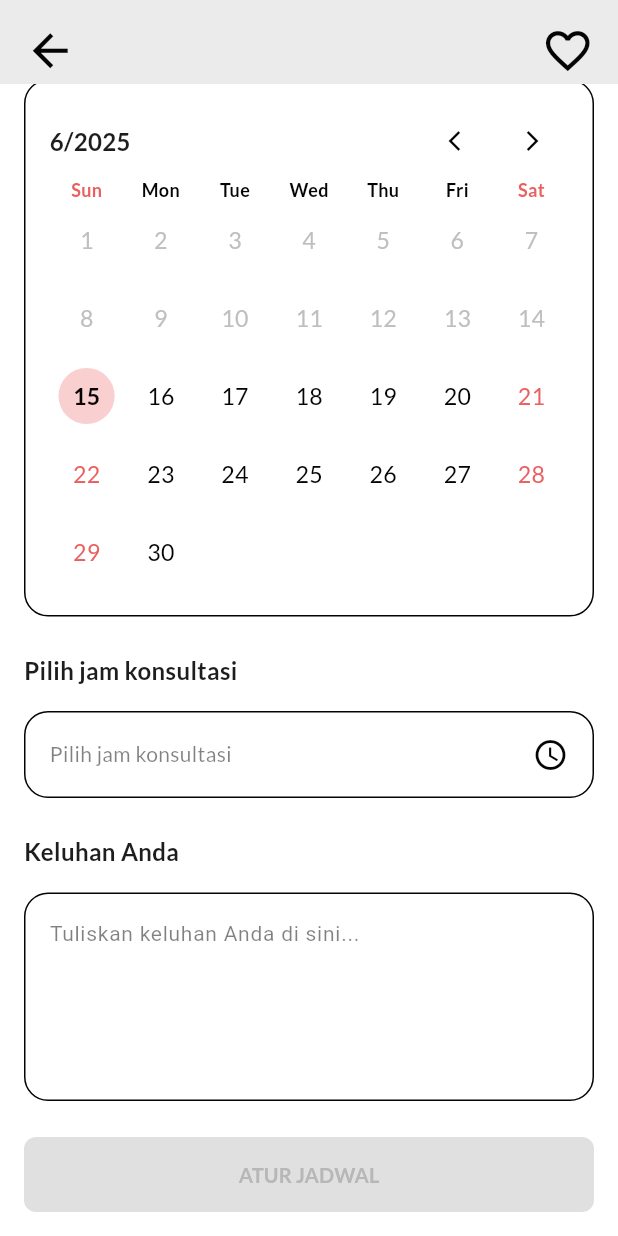
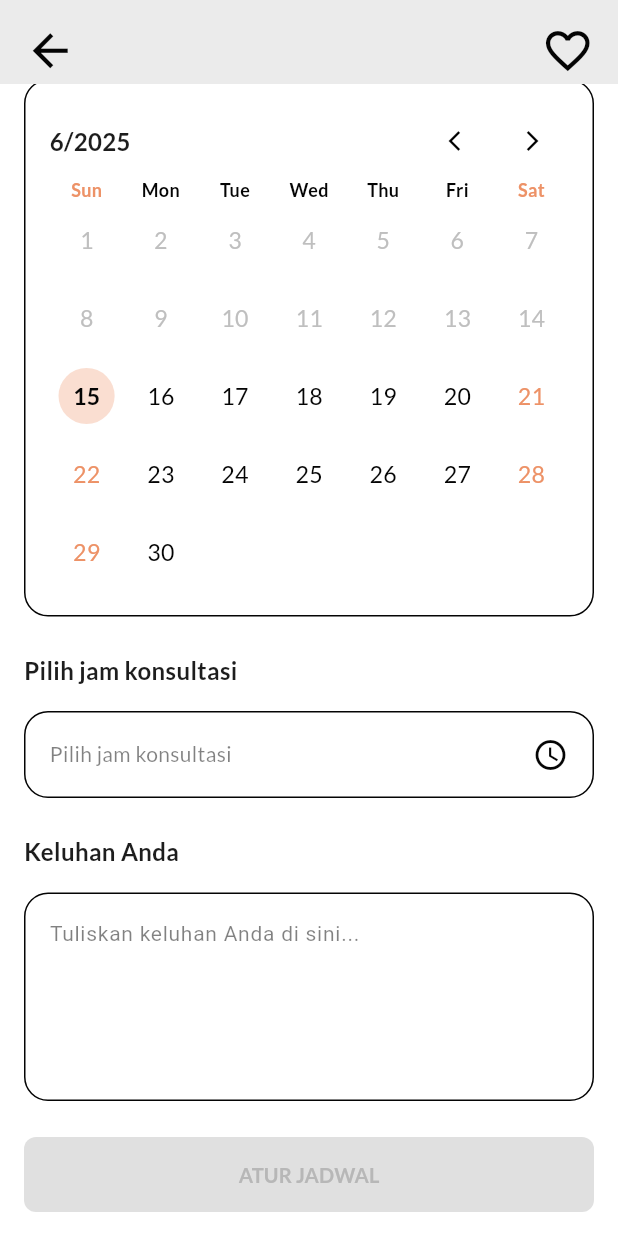
Before and after one commit to TA-Klinik-Aesthetic/mobile_app_klinik, a Flutter app: the DetailBookingKonsultasi screen opened directly with empty values, scrolled down 469 dp, on a phone screen of 412 x 824 dp. Run offline on Flutter 3.47's test engine with Material 3 defaults, Android fonts, the phone set to English and light mode, and no system bars; drawn by our look-alikes of table_calendar; our stand-ins replace cached_network_image, card_swiper, connectivity_plus, equatable, flutter_rating_bar, flutter_svg and 5 more; accounts and stored records are empty; network calls fail; project files that could hold a hidden picture were left out.

Commit message:
fix some UI barrier

```diff
--- a/lib/presentation/booking_screen/detail_booking_consultation_screen.dart
+++ b/lib/presentation/booking_screen/detail_booking_consultation_screen.dart
@@ -759,38 +759,21 @@ Future<void> fetchDoctorDetails() async {
                             calendarFormat: CalendarFormat.month,
                             headerVisible: false,
                             calendarStyle: CalendarStyle(
-                              // Warna untuk hari yang dipilih
                               selectedDecoration: BoxDecoration(
-                                color: appTheme.darkCherry,
+                                color: appTheme.orange200,
                                 shape: BoxShape.circle,
                               ),
                               selectedTextStyle: const TextStyle(color: Colors.white),
-
-                              // Warna untuk hari ini
                               todayDecoration: BoxDecoration(
-                                color: appTheme.darkCherry.withOpacity(0.3),
+                                color: appTheme.orange200.withOpacity(0.3),
                                 shape: BoxShape.circle,
                               ),
                               todayTextStyle: TextStyle(color: appTheme.black900, fontWeight: FontWeight.bold),
-
-                              // Warna default untuk tanggal
                               defaultTextStyle: TextStyle(color: appTheme.black900),
-
-                              // Warna untuk hari di luar bulan
                               outsideTextStyle: const TextStyle(color: Colors.grey),
                               outsideDaysVisible: false,
-
-                              // Warna untuk hari weekend
-                              weekendTextStyle: TextStyle(color: appTheme.darkCherry),
-
-                              // Marker yang mungkin menunjukkan jadwal
-                              markerDecoration: BoxDecoration(
-                                color: appTheme.darkCherry,
-                                shape: BoxShape.circle,
-                              ),
+                              weekendTextStyle: TextStyle(color: appTheme.orange200),
                             ),
-
-                            // Style untuk hari dalam seminggu (Mon, Tue, Wed, dll)
                             daysOfWeekStyle: DaysOfWeekStyle(
                               weekdayStyle: TextStyle(
                                 color: appTheme.black900,
@@ -798,7 +781,7 @@ Future<void> fetchDoctorDetails() async {
                                 fontSize: 12,
                               ),
                               weekendStyle: TextStyle(
-                                color: appTheme.darkCherry,
+                                color: appTheme.orange200,
                                 fontWeight: FontWeight.bold,
                                 fontSize: 12,
                               ),
--- a/lib/presentation/user_screen/history_visit_screen.dart
+++ b/lib/presentation/user_screen/history_visit_screen.dart
@@ -555,6 +555,7 @@ class _HistoryVisitScreenState extends State<HistoryVisitScreen> {
       )
           : RefreshIndicator(
         onRefresh: fetchAllHistory,
+        color: appTheme.orange200,
         child: ListView.builder(
           padding: const EdgeInsets.all(16),
           itemCount: _combinedHistory.length,
```
Also changed, not shown: lib/presentation/booking_screen/booking_treatment_screen.dart (+6 -2 lines), lib/presentation/booking_screen/detail_history_consultation_screen.dart (+6 -2 lines), lib/presentation/booking_screen/detail_history_treatment_screen.dart (+4 -4 lines).
